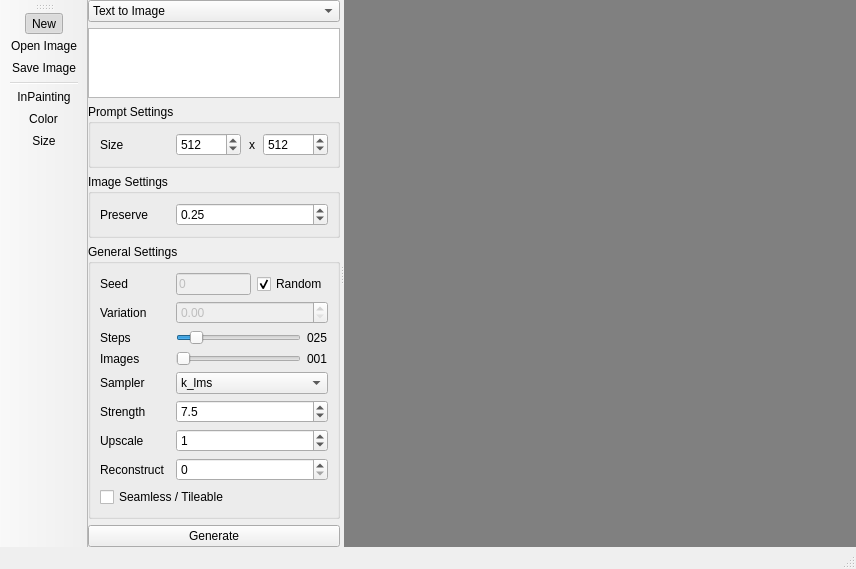
The window that components/dreamer.ui (timothyhalim/sd-dreamer) describes before a commit, drawn with Qt 5.
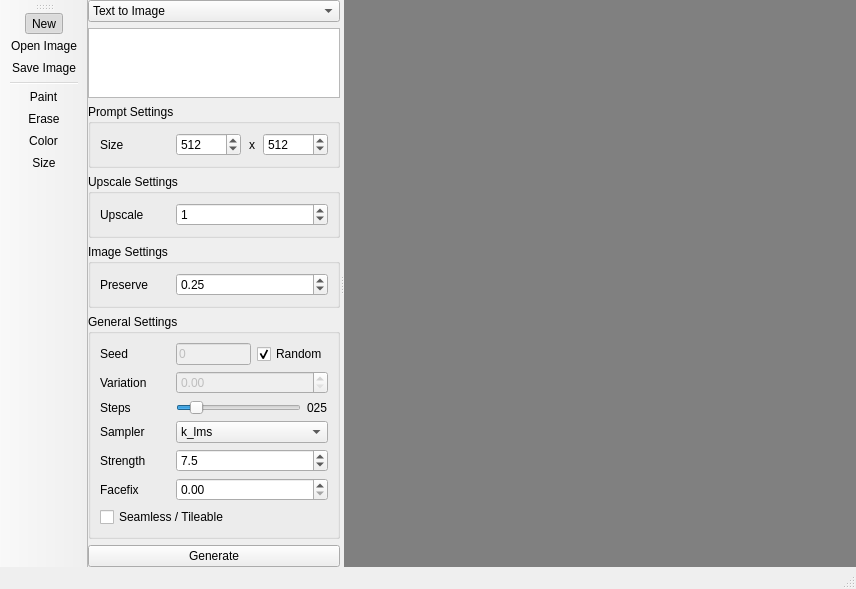
The same window after the commit. Icons and pictures are not drawn.

What changed in the file:
```diff
--- a/components/dreamer.ui
+++ b/components/dreamer.ui
@@ -6,8 +6,8 @@
    <rect>
     <x>0</x>
     <y>0</y>
-    <width>830</width>
-    <height>551</height>
+    <width>831</width>
+    <height>542</height>
    </rect>
   </property>
   <property name="windowTitle">
@@ -66,7 +66,20 @@
          </widget>
         </item>
         <item>
-         <widget class="QPlainTextEdit" name="prompt_edit"/>
+         <widget class="QPlainTextEdit" name="prompt_edit">
+          <property name="sizePolicy">
+           <sizepolicy hsizetype="Expanding" vsizetype="Expanding">
+            <horstretch>0</horstretch>
+            <verstretch>1</verstretch>
+           </sizepolicy>
+          </property>
+          <property name="minimumSize">
+           <size>
+            <width>245</width>
+            <height>0</height>
+           </size>
+          </property>
+         </widget>
         </item>
         <item>
          <widget class="QGroupBox" name="prompt_settings">
@@ -157,6 +170,54 @@
           </layout>
          </widget>
         </item>
+        <item>
+         <widget class="QGroupBox" name="upscale_settings">
+          <property name="visible">
+           <bool>false</bool>
+          </property>
+          <property name="title">
+           <string>Upscale Settings</string>
+          </property>
+          <layout class="QVBoxLayout" name="verticalLayout_5">
+           <item>
+            <layout class="QHBoxLayout" name="horizontalLayout_10">
+             <item>
+              <widget class="QLabel" name="label_9">
+               <property name="minimumSize">
+                <size>
+                 <width>70</width>
+                 <height>0</height>
+                </size>
+               </property>
+               <property name="maximumSize">
+                <size>
+                 <width>70</width>
+                 <height>16777215</height>
+                </size>
+               </property>
+               <property name="text">
+                <string>Upscale</string>
+               </property>
+              </widget>
+             </item>
+             <item>
+              <widget class="QSpinBox" name="upscale">
+               <property name="toolTip">
+                <string>Upscale resolution</string>
+               </property>
+               <property name="maximum">
+                <number>10</number>
+               </property>
+               <property name="value">
+                <number>1</number>
+               </property>
+              </widget>
+             </item>
+            </layout>
+           </item>
+          </layout>
+         </widget>
+        </item>
         <item>
          <widget class="QGroupBox" name="image_settings">
           <property name="visible">
@@ -368,49 +429,6 @@
              </item>
             </layout>
            </item>
-           <item>
-            <layout class="QHBoxLayout" name="horizontalLayout_5">
-             <item>
-              <widget class="QLabel" name="label_6">
-               <property name="sizePolicy">
-                <sizepolicy hsizetype="Fixed" vsizetype="Preferred">
-                 <horstretch>0</horstretch>
-                 <verstretch>0</verstretch>
-                </sizepolicy>
-               </property>
-               <property name="minimumSize">
-                <size>
-                 <width>70</width>
-                 <height>0</height>
-                </size>
-               </property>
-               <property name="text">
-                <string>Images</string>
-               </property>
-              </widget>
-             </item>
-             <item>
-              <widget class="QSlider" name="iteration">
-               <property name="toolTip">
-                <string>Number of image to be generated</string>
-               </property>
-               <property name="minimum">
-                <number>1</number>
-               </property>
-               <property name="orientation">
-                <enum>Qt::Horizontal</enum>
-               </property>
-              </widget>
-             </item>
-             <item>
-              <widget class="QLabel" name="iteration_value">
-               <property name="text">
-                <string>001</string>
-               </property>
-              </widget>
-             </item>
-            </layout>
-           </item>
            <item>
             <layout class="QHBoxLayout" name="horizontalLayout_6">
              <item>
@@ -529,42 +547,6 @@
              </item>
             </layout>
            </item>
-           <item>
-            <layout class="QHBoxLayout" name="horizontalLayout_10">
-             <item>
-              <widget class="QLabel" name="label_9">
-               <property name="minimumSize">
-                <size>
-                 <width>70</width>
-                 <height>0</height>
-                </size>
-               </property>
-               <property name="maximumSize">
-                <size>
-                 <width>70</width>
-                 <height>16777215</height>
-                </size>
-               </property>
-               <property name="text">
-                <string>Upscale</string>
-               </property>
-              </widget>
-             </item>
-             <item>
-              <widget class="QSpinBox" name="upscale">
-               <property name="toolTip">
-                <string>Upscale resolution</string>
-               </property>
-               <property name="maximum">
-                <number>10</number>
-               </property>
-               <property name="value">
-                <number>1</number>
-               </property>
-              </widget>
-             </item>
-            </layout>
-           </item>
            <item>
             <layout class="QHBoxLayout" name="horizontalLayout_8">
              <item>
@@ -582,17 +564,17 @@
                 </size>
                </property>
                <property name="text">
-                <string>Reconstruct</string>
+                <string>Facefix</string>
                </property>
               </widget>
              </item>
              <item>
-              <widget class="QSpinBox" name="sharpness">
-               <property name="toolTip">
-                <string>Reconstruct Face using ESRGAN</string>
+              <widget class="QDoubleSpinBox" name="reconstruct">
+               <property name="maximum">
+                <double>1.000000000000000</double>
                </property>
-               <property name="value">
-                <number>0</number>
+               <property name="singleStep">
+                <double>0.050000000000000</double>
                </property>
               </widget>
              </item>
@@ -671,7 +653,8 @@
    <addaction name="actionOpenImage"/>
    <addaction name="actionSaveImage"/>
    <addaction name="separator"/>
-   <addaction name="actionInPainting"/>
+   <addaction name="actionPaint"/>
+   <addaction name="actionErase"/>
    <addaction name="actionBrushColor"/>
    <addaction name="actionBrushSize"/>
   </widget>
@@ -698,7 +681,7 @@
     <string>Ctrl+N</string>
    </property>
   </action>
-  <action name="actionInPainting">
+  <action name="actionPaint">
    <property name="checkable">
     <bool>true</bool>
    </property>
@@ -707,7 +690,7 @@
      <normaloff>:/icons/icons/brush.png</normaloff>:/icons/icons/brush.png</iconset>
    </property>
    <property name="text">
-    <string>InPainting</string>
+    <string>Paint</string>
    </property>
    <property name="toolTip">
     <string>Paint Mode
@@ -776,6 +759,25 @@
     <string>Ctrl+O</string>
    </property>
   </action>
+  <action name="actionErase">
+   <property name="checkable">
+    <bool>true</bool>
+   </property>
+   <property name="icon">
+    <iconset resource="dreamer.qrc">
+     <normaloff>:/icons/icons/eraser.png</normaloff>:/icons/icons/eraser.png</iconset>
+   </property>
+   <property name="text">
+    <string>Erase</string>
+   </property>
+   <property name="toolTip">
+    <string>Erase Mode
+Shortcut : Ctrl+E</string>
+   </property>
+   <property name="shortcut">
+    <string>Ctrl+E</string>
+   </property>
+  </action>
  </widget>
  <resources>
   <include location="dreamer.qrc"/>
```
